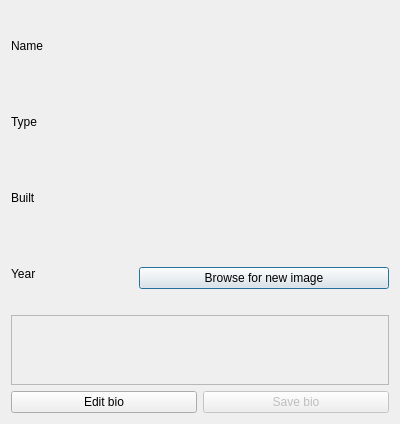
Qt form vika3/Vika3/dialogmoreinfocomputer.ui (BeanBean-Nyah/T113-VLN) before a commit.
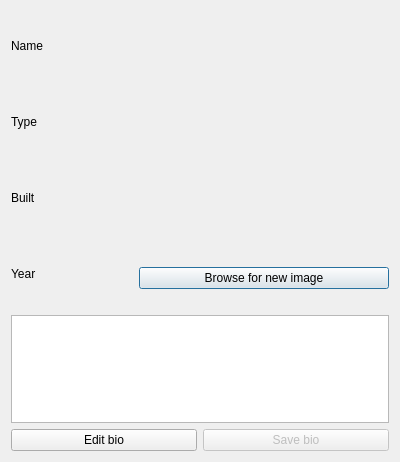
The same form after that commit.

The edit to the form file:
```diff
--- a/vika3/Vika3/dialogmoreinfocomputer.ui
+++ b/vika3/Vika3/dialogmoreinfocomputer.ui
@@ -7,7 +7,7 @@
     <x>0</x>
     <y>0</y>
     <width>400</width>
-    <height>300</height>
+    <height>462</height>
    </rect>
   </property>
   <property name="windowTitle">
@@ -132,14 +132,17 @@
        <item>
         <widget class="QTextEdit" name="textEdit_bio">
          <property name="enabled">
-          <bool>false</bool>
+          <bool>true</bool>
+         </property>
+         <property name="readOnly">
+          <bool>true</bool>
          </property>
          <property name="html">
           <string>&lt;!DOCTYPE HTML PUBLIC &quot;-//W3C//DTD HTML 4.0//EN&quot; &quot;http://www.w3.org/TR/REC-html40/strict.dtd&quot;&gt;
 &lt;html&gt;&lt;head&gt;&lt;meta name=&quot;qrichtext&quot; content=&quot;1&quot; /&gt;&lt;style type=&quot;text/css&quot;&gt;
 p, li { white-space: pre-wrap; }
-&lt;/style&gt;&lt;/head&gt;&lt;body style=&quot; font-family:'MS Shell Dlg 2'; font-size:7.875pt; font-weight:400; font-style:normal;&quot;&gt;
-&lt;p style=&quot;-qt-paragraph-type:empty; margin-top:0px; margin-bottom:0px; margin-left:0px; margin-right:0px; -qt-block-indent:0; text-indent:0px;&quot;&gt;&lt;br /&gt;&lt;/p&gt;&lt;/body&gt;&lt;/html&gt;</string>
+&lt;/style&gt;&lt;/head&gt;&lt;body style=&quot; font-family:'Ubuntu'; font-size:11pt; font-weight:400; font-style:normal;&quot;&gt;
+&lt;p style=&quot;-qt-paragraph-type:empty; margin-top:0px; margin-bottom:0px; margin-left:0px; margin-right:0px; -qt-block-indent:0; text-indent:0px; font-family:'MS Shell Dlg 2'; font-size:7.875pt;&quot;&gt;&lt;br /&gt;&lt;/p&gt;&lt;/body&gt;&lt;/html&gt;</string>
          </property>
         </widget>
        </item>
```
